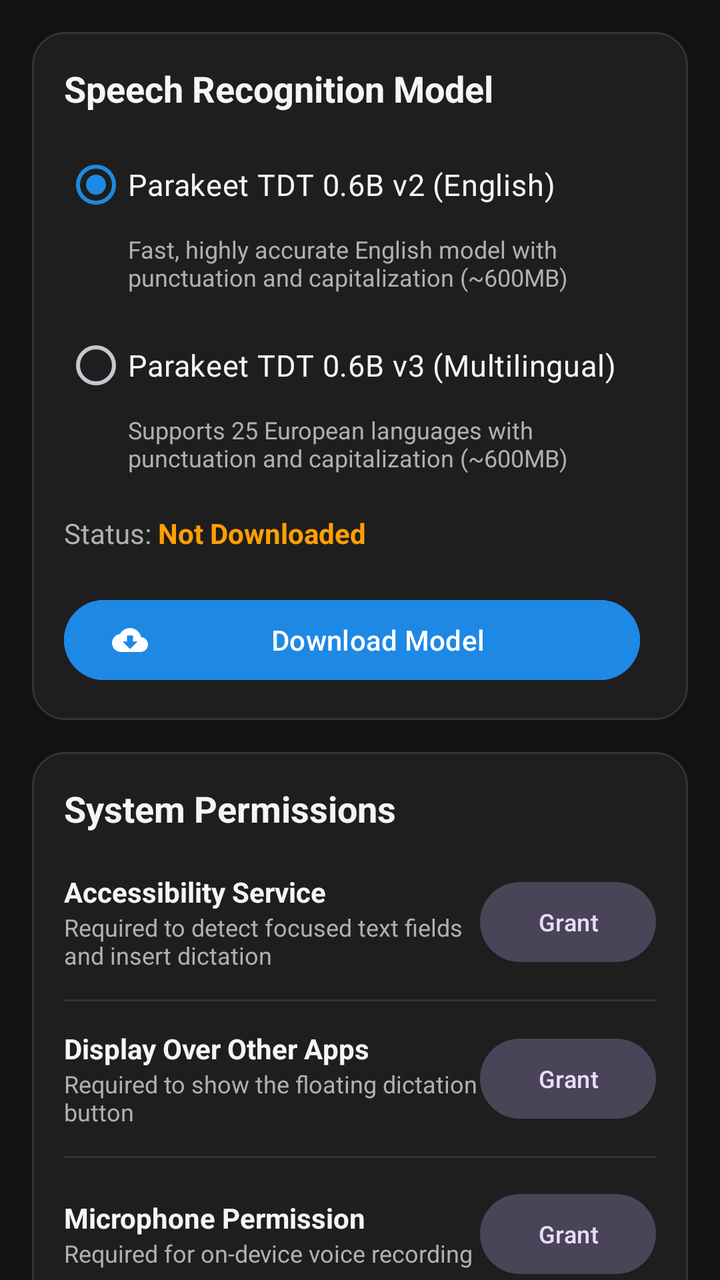
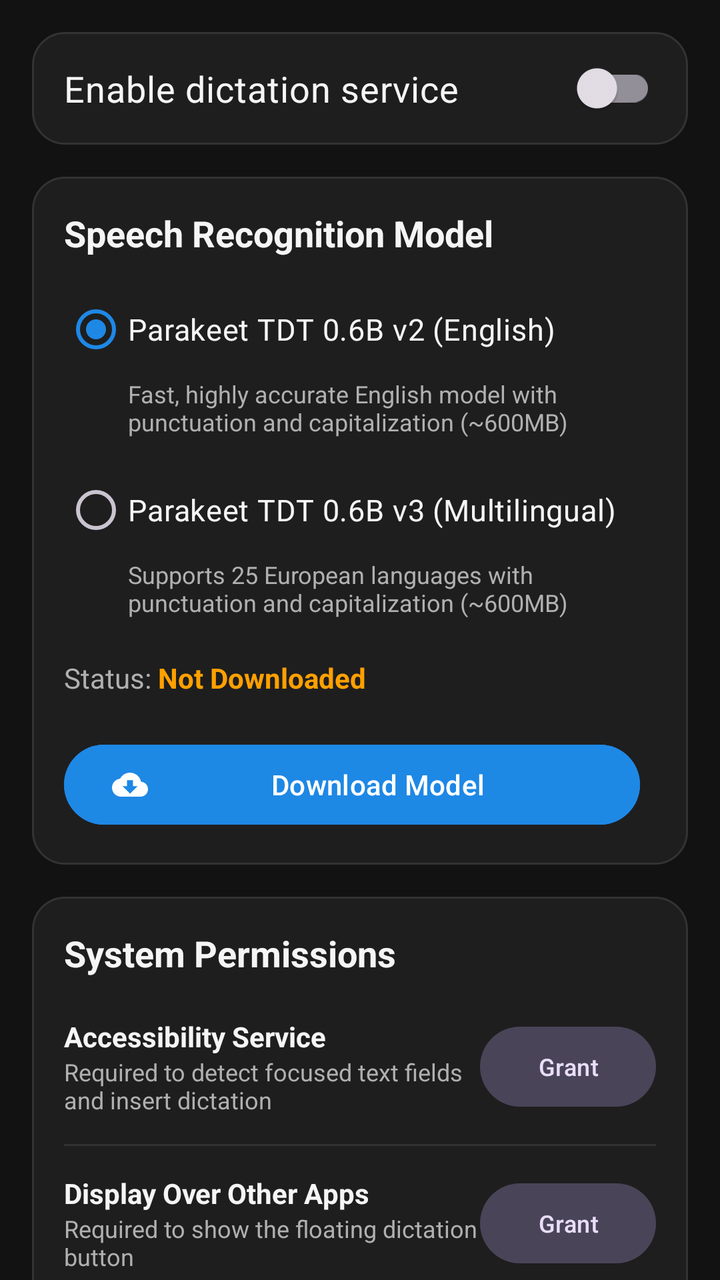

The first picture is an Android layout as it rendered before a commit; the second is the same layout after the commit. The layout source and the unified diff follow.
<!-- AndroidManifest.xml: application theme Theme.VoiceDictation -->
<!-- res/layout/tab_settings.xml -->
<?xml version="1.0" encoding="utf-8"?>
<androidx.core.widget.NestedScrollView xmlns:android="http://schemas.android.com/apk/res/android"
    xmlns:app="http://schemas.android.com/apk/res-auto"
    android:layout_width="match_parent"
    android:layout_height="match_parent"
    android:fillViewport="true"
    android:background="@color/background_dark">

    <LinearLayout
        android:layout_width="match_parent"
        android:layout_height="wrap_content"
        android:orientation="vertical"
        android:padding="16dp">

        
        <LinearLayout
            android:layout_width="match_parent"
            android:layout_height="wrap_content"
            android:orientation="vertical"
            android:background="@drawable/bg_card"
            android:padding="16dp"
            android:layout_marginBottom="16dp">

            <TextView
                android:layout_width="wrap_content"
                android:layout_height="wrap_content"
                android:text="@string/model_section_title"
                android:textColor="@color/text_primary"
                android:textSize="18sp"
                android:textStyle="bold"
                android:layout_marginBottom="12dp" />

            <RadioGroup
                android:id="@+id/rgModelSelection"
                android:layout_width="match_parent"
                android:layout_height="wrap_content">

                <RadioButton
                    android:id="@+id/rbModelV2"
                    android:layout_width="match_parent"
                    android:layout_height="wrap_content"
                    android:text="@string/model_parakeet_v2"
                    android:textColor="@color/text_primary"
                    android:textSize="15sp"
                    android:checked="true" />

                <TextView
                    android:layout_width="match_parent"
                    android:layout_height="wrap_content"
                    android:text="@string/model_parakeet_v2_desc"
                    android:textColor="@color/text_secondary"
                    android:textSize="12sp"
                    android:layout_marginStart="32dp"
                    android:layout_marginBottom="12dp" />

                <RadioButton
                    android:id="@+id/rbModelV3"
                    android:layout_width="match_parent"
                    android:layout_height="wrap_content"
                    android:text="@string/model_parakeet_v3"
                    android:textColor="@color/text_primary"
                    android:textSize="15sp" />

                <TextView
                    android:layout_width="match_parent"
                    android:layout_height="wrap_content"
                    android:text="@string/model_parakeet_v3_desc"
                    android:textColor="@color/text_secondary"
                    android:textSize="12sp"
                    android:layout_marginStart="32dp"
                    android:layout_marginBottom="12dp" />
            </RadioGroup>

            
            <LinearLayout
                android:layout_width="match_parent"
                android:layout_height="wrap_content"
                android:orientation="horizontal"
                android:gravity="center_vertical"
                android:layout_marginTop="8dp"
                android:layout_marginBottom="8dp">

                <TextView
                    android:layout_width="wrap_content"
                    android:layout_height="wrap_content"
                    android:text="Status: "
                    android:textColor="@color/text_secondary"
                    android:textSize="14sp" />

                <TextView
                    android:id="@+id/tvModelStatus"
                    android:layout_width="wrap_content"
                    android:layout_height="wrap_content"
                    android:text="@string/status_not_downloaded"
                    android:textColor="@color/warning"
                    android:textSize="14sp"
                    android:textStyle="bold" />
            </LinearLayout>

            
            <LinearLayout
                android:id="@+id/layoutDownloadProgress"
                android:layout_width="match_parent"
                android:layout_height="wrap_content"
                android:orientation="vertical"
                android:visibility="gone"
                android:layout_marginTop="8dp"
                android:layout_marginBottom="8dp">

                <com.google.android.material.progressindicator.LinearProgressIndicator
                    android:id="@+id/progressBarModel"
                    android:layout_width="match_parent"
                    android:layout_height="wrap_content"
                    android:indeterminate="false"
                    app:indicatorColor="@color/accent"
                    app:trackColor="@color/surface_variant_dark" />

                <TextView
                    android:id="@+id/tvProgressPercent"
                    android:layout_width="match_parent"
                    android:layout_height="wrap_content"
                    android:text="0%"
                    android:textColor="@color/text_secondary"
                    android:textSize="12sp"
                    android:gravity="end"
                    android:layout_marginTop="4dp" />
            </LinearLayout>

            
            <LinearLayout
                android:layout_width="match_parent"
                android:layout_height="wrap_content"
                android:orientation="horizontal"
                android:layout_marginTop="12dp">

                <com.google.android.material.button.MaterialButton
                    android:id="@+id/btnDownloadModel"
                    android:layout_width="0dp"
                    android:layout_height="wrap_content"
                    android:layout_weight="1"
                    android:text="@string/btn_download"
                    android:backgroundTint="@color/primary"
                    app:icon="@drawable/ic_download"
                    android:layout_marginEnd="8dp" />

                <com.google.android.material.button.MaterialButton
                    android:id="@+id/btnDeleteModel"
                    style="@style/Widget.Material3.Button.OutlinedButton"
                    android:layout_width="wrap_content"
                    android:layout_height="wrap_content"
                    android:text="@string/btn_delete"
                    android:textColor="@color/recording_red"
                    app:strokeColor="@color/recording_red"
                    app:icon="@drawable/ic_delete"
                    app:iconTint="@color/recording_red"
                    android:visibility="gone" />
            </LinearLayout>

        </LinearLayout>

        
        <LinearLayout
            android:layout_width="match_parent"
            android:layout_height="wrap_content"
            android:orientation="vertical"
            android:background="@drawable/bg_card"
            android:padding="16dp"
            android:layout_marginBottom="16dp">

            <TextView
                android:layout_width="wrap_content"
                android:layout_height="wrap_content"
                android:text="@string/permissions_title"
                android:textColor="@color/text_primary"
                android:textSize="18sp"
                android:textStyle="bold"
                android:layout_marginBottom="12dp" />

            
            <LinearLayout
                android:layout_width="match_parent"
                android:layout_height="wrap_content"
                android:orientation="horizontal"
                android:gravity="center_vertical"
                android:paddingVertical="8dp">

                <LinearLayout
                    android:layout_width="0dp"
                    android:layout_height="wrap_content"
                    android:layout_weight="1"
                    android:orientation="vertical">

                    <TextView
                        android:layout_width="wrap_content"
                        android:layout_height="wrap_content"
                        android:text="@string/perm_accessibility"
                        android:textColor="@color/text_primary"
                        android:textSize="14sp"
                        android:textStyle="bold" />

                    <TextView
                        android:layout_width="wrap_content"
                        android:layout_height="wrap_content"
                        android:text="@string/perm_accessibility_desc"
                        android:textColor="@color/text_secondary"
                        android:textSize="12sp" />
                </LinearLayout>

                <com.google.android.material.button.MaterialButton
                    android:id="@+id/btnGrantAccessibility"
                    style="@style/Widget.Material3.Button.TonalButton"
                    android:layout_width="wrap_content"
                    android:layout_height="wrap_content"
                    android:text="@string/btn_grant"
                    android:textSize="12sp" />
            </LinearLayout>

            <View
                android:layout_width="match_parent"
                android:layout_height="1dp"
                android:background="@color/divider"
                android:layout_marginVertical="6dp" />

            
            <LinearLayout
                android:layout_width="match_parent"
                android:layout_height="wrap_content"
                android:orientation="horizontal"
                android:gravity="center_vertical"
                android:paddingVertical="8dp">

                <LinearLayout
                    android:layout_width="0dp"
                    android:layout_height="wrap_content"
                    android:layout_weight="1"
                    android:orientation="vertical">

                    <TextView
                        android:layout_width="wrap_content"
                        android:layout_height="wrap_content"
                        android:text="@string/perm_overlay"
                        android:textColor="@color/text_primary"
                        android:textSize="14sp"
                        android:textStyle="bold" />

                    <TextView
                        android:layout_width="wrap_content"
                        android:layout_height="wrap_content"
                        android:text="@string/perm_overlay_desc"
                        android:textColor="@color/text_secondary"
                        android:textSize="12sp" />
                </LinearLayout>

                <com.google.android.material.button.MaterialButton
                    android:id="@+id/btnGrantOverlay"
                    style="@style/Widget.Material3.Button.TonalButton"
                    android:layout_width="wrap_content"
                    android:layout_height="wrap_content"
                    android:text="@string/btn_grant"
                    android:textSize="12sp" />
            </LinearLayout>

            <View
                android:layout_width="match_parent"
                android:layout_height="1dp"
                android:background="@color/divider"
                android:layout_marginVertical="6dp" />

            
            <LinearLayout
                android:layout_width="match_parent"
                android:layout_height="wrap_content"
                android:orientation="horizontal"
                android:gravity="center_vertical"
                android:paddingVertical="8dp">

                <LinearLayout
                    android:layout_width="0dp"
                    android:layout_height="wrap_content"
                    android:layout_weight="1"
                    android:orientation="vertical">

                    <TextView
                        android:layout_width="wrap_content"
                        android:layout_height="wrap_content"
                        android:text="@string/perm_microphone"
                        android:textColor="@color/text_primary"
                        android:textSize="14sp"
                        android:textStyle="bold" />

                    <TextView
                        android:layout_width="wrap_content"
                        android:layout_height="wrap_content"
                        android:text="@string/perm_microphone_desc"
                        android:textColor="@color/text_secondary"
                        android:textSize="12sp" />
                </LinearLayout>

                <com.google.android.material.button.MaterialButton
                    android:id="@+id/btnGrantRecord"
                    style="@style/Widget.Material3.Button.TonalButton"
                    android:layout_width="wrap_content"
                    android:layout_height="wrap_content"
                    android:text="@string/btn_grant"
                    android:textSize="12sp" />
            </LinearLayout>

        </LinearLayout>

        
        <LinearLayout
            android:layout_width="match_parent"
            android:layout_height="wrap_content"
            android:orientation="vertical"
            android:background="@drawable/bg_card"
            android:padding="16dp"
            android:layout_marginBottom="16dp">

            <TextView
                android:layout_width="wrap_content"
                android:layout_height="wrap_content"
                android:text="@string/preferences_title"
                android:textColor="@color/text_primary"
                android:textSize="18sp"
                android:textStyle="bold"
                android:layout_marginBottom="12dp" />

            
            <LinearLayout
                android:layout_width="match_parent"
                android:layout_height="wrap_content"
                android:orientation="horizontal"
                android:gravity="center_vertical">

                <TextView
                    android:id="@+id/tvHistoryLimitLabel"
                    android:layout_width="0dp"
                    android:layout_height="wrap_content"
                    android:layout_weight="1"
                    android:text="History retention limit: 10 transcriptions"
                    android:textColor="@color/text_primary"
                    android:textSize="14sp" />
            </LinearLayout>

            <com.google.android.material.slider.Slider
                android:id="@+id/sliderHistoryLimit"
                android:layout_width="match_parent"
                android:layout_height="wrap_content"
                android:valueFrom="5"
                android:valueTo="50"
                android:stepSize="5"
                android:value="10"
                app:thumbColor="@color/accent"
                app:trackColorActive="@color/accent"
                app:trackColorInactive="@color/surface_variant_dark" />

            
            <TextView
                android:id="@+id/tvOverlayOpacityLabel"
                android:layout_width="match_parent"
                android:layout_height="wrap_content"
                android:text="Overlay opacity: 80%"
                android:textColor="@color/text_primary"
                android:textSize="14sp"
                android:layout_marginTop="8dp" />

            <com.google.android.material.slider.Slider
                android:id="@+id/sliderOverlayOpacity"
                android:layout_width="match_parent"
                android:layout_height="wrap_content"
                android:valueFrom="40"
                android:valueTo="100"
                android:stepSize="5"
                android:value="80"
                app:thumbColor="@color/accent"
                app:trackColorActive="@color/accent"
                app:trackColorInactive="@color/surface_variant_dark" />

            
            <TextView
                android:id="@+id/tvHotwordsScoreLabel"
                android:layout_width="match_parent"
                android:layout_height="wrap_content"
                android:text="Context biasing score: 2.0"
                android:textColor="@color/text_primary"
                android:textSize="14sp"
                android:layout_marginTop="8dp" />

            <com.google.android.material.slider.Slider
                android:id="@+id/sliderHotwordsScore"
                android:layout_width="match_parent"
                android:layout_height="wrap_content"
                android:valueFrom="1.0"
                android:valueTo="5.0"
                android:stepSize="0.5"
                android:value="2.0"
                app:thumbColor="@color/accent"
                app:trackColorActive="@color/accent"
                app:trackColorInactive="@color/surface_variant_dark" />

        </LinearLayout>

        
        <LinearLayout
            android:layout_width="match_parent"
            android:layout_height="wrap_content"
            android:orientation="vertical"
            android:background="@drawable/bg_card"
            android:padding="16dp"
            android:layout_marginBottom="24dp">

            <TextView
                android:layout_width="wrap_content"
                android:layout_height="wrap_content"
                android:text="Application Updates"
                android:textColor="@color/text_primary"
                android:textSize="18sp"
                android:textStyle="bold"
                android:layout_marginBottom="8dp" />

            <TextView
                android:id="@+id/tvAppVersion"
                android:layout_width="match_parent"
                android:layout_height="wrap_content"
                android:text="Installed Version: v1.0.0 (Build 1)"
                android:textColor="@color/text_secondary"
                android:textSize="14sp"
                android:layout_marginBottom="12dp" />

            <com.google.android.material.button.MaterialButton
                android:id="@+id/btnCheckUpdates"
                style="@style/Widget.Material3.Button.TonalButton"
                android:layout_width="match_parent"
                android:layout_height="wrap_content"
                android:text="@string/btn_check_updates"
                app:icon="@drawable/ic_refresh" />
        </LinearLayout>

    </LinearLayout>

</androidx.core.widget.NestedScrollView>
<!-- resources referenced by this layout -->
<resources>
  <color name="accent">#00B0FF</color>
  <color name="background_dark">#121212</color>
  <color name="divider">#333333</color>
  <color name="primary">#1E88E5</color>
  <color name="recording_red">#FF3B30</color>
  <color name="surface_variant_dark">#2C2C2C</color>
  <color name="text_primary">#F5F5F5</color>
  <color name="text_secondary">#B0B0B0</color>
  <color name="warning">#FFA000</color>
  <!-- drawable bg_card (drawable) -->
  <?xml version="1.0" encoding="utf-8"?>
  <shape xmlns:android="http://schemas.android.com/apk/res/android"
      android:shape="rectangle">
      <solid android:color="@color/surface_dark" />
      <corners android:radius="16dp" />
      <stroke
          android:width="1dp"
          android:color="@color/divider" />
  </shape>
  <!-- drawable ic_delete (drawable) -->
  <vector xmlns:android="http://schemas.android.com/apk/res/android"
      android:width="24dp"
      android:height="24dp"
      android:viewportWidth="24"
      android:viewportHeight="24">
      <path
          android:fillColor="#FFFFFFFF"
          android:pathData="M6,19c0,1.1 0.9,2 2,2h8c1.1,0 2,-0.9 2,-2V7H6v12zM19,4h-3.5l-1,-1h-5l-1,1H5v2h14V4z"/>
  </vector>
  <!-- drawable ic_download (drawable) -->
  <vector xmlns:android="http://schemas.android.com/apk/res/android"
      android:width="24dp"
      android:height="24dp"
      android:viewportWidth="24"
      android:viewportHeight="24">
      <path
          android:fillColor="#FFFFFFFF"
          android:pathData="M19.35,10.04C18.67,6.59 15.64,4 12,4 9.11,4 6.6,5.64 5.35,8.04 2.34,8.36 0,10.91 0,14c0,3.31 2.69,6 6,6h13c2.76,0 5,-2.24 5,-5 0,-2.64 -2.05,-4.78 -4.65,-4.96zM17,13l-5,5 -5,-5h3V9h4v4h3z"/>
  </vector>
  <!-- drawable ic_refresh (drawable) -->
  <vector xmlns:android="http://schemas.android.com/apk/res/android"
      android:width="24dp"
      android:height="24dp"
      android:viewportWidth="24"
      android:viewportHeight="24">
      <path
          android:fillColor="#FFFFFFFF"
          android:pathData="M17.65,6.35C16.2,4.9 14.21,4 12,4c-4.42,0 -7.99,3.58 -7.99,8s3.57,8 7.99,8c3.73,0 6.84,-2.55 7.73,-6h-2.08c-0.82,2.33 -3.04,4 -5.65,4 -3.31,0 -6,-2.69 -6,-6s2.69,-6 6,-6c1.66,0 3.14,0.69 4.22,1.78L13,11h7V4l-2.35,2.35z"/>
  </vector>
  <string name="btn_check_updates">Check for Updates</string>
  <string name="btn_delete">Delete Model</string>
  <string name="btn_download">Download Model</string>
  <string name="btn_grant">Grant</string>
  <string name="model_parakeet_v2">Parakeet TDT 0.6B v2 (English)</string>
  <string name="model_parakeet_v2_desc">Fast, highly accurate English model with punctuation and capitalization (~600MB)</string>
  <string name="model_parakeet_v3">Parakeet TDT 0.6B v3 (Multilingual)</string>
  <string name="model_parakeet_v3_desc">Supports 25 European languages with punctuation and capitalization (~600MB)</string>
  <string name="model_section_title">Speech Recognition Model</string>
  <string name="perm_accessibility">Accessibility Service</string>
  <string name="perm_accessibility_desc">Required to detect focused text fields and insert dictation</string>
  <string name="perm_microphone">Microphone Permission</string>
  <string name="perm_microphone_desc">Required for on-device voice recording</string>
  <string name="perm_overlay">Display Over Other Apps</string>
  <string name="perm_overlay_desc">Required to show the floating dictation button</string>
  <string name="permissions_title">System Permissions</string>
  <string name="preferences_title">Preferences</string>
  <string name="status_not_downloaded">Not Downloaded</string>
  <color name="surface_dark">#1E1E1E</color>
  <color name="primary_container">#D1E4FF</color>
  <color name="on_primary_container">#001D36</color>
  <!-- unchanged entries left out for length: 1 -->
</resources>

<!-- the commit's change to res/layout/tab_settings.xml (unified diff, before → after) -->
@@ -11,6 +11,18 @@
         android:layout_height="wrap_content"
         android:orientation="vertical"
         android:padding="16dp">
+
+        <com.google.android.material.switchmaterial.SwitchMaterial
+            android:id="@+id/switchServiceEnabled"
+            android:layout_width="match_parent"
+            android:layout_height="wrap_content"
+            android:minHeight="56dp"
+            android:padding="16dp"
+            android:layout_marginBottom="16dp"
+            android:background="@drawable/bg_card"
+            android:text="@string/service_enabled_label"
+            android:textColor="@color/text_primary"
+            android:textSize="18sp" />
 
         
         <LinearLayout
@@ -376,6 +388,36 @@
                 app:trackColorActive="@color/accent"
                 app:trackColorInactive="@color/surface_variant_dark" />
 
+            <TextView
+                android:id="@+id/tvOverlayScaleLabel"
+                android:layout_width="match_parent"
+                android:layout_height="wrap_content"
+                android:text="@string/overlay_scale_title"
+                android:labelFor="@id/sliderOverlayScale"
+                android:textColor="@color/text_primary"
+                android:textSize="14sp"
+                android:layout_marginTop="8dp" />
+
+            <com.google.android.material.slider.Slider
+                android:id="@+id/sliderOverlayScale"
+                android:layout_width="match_parent"
+                android:layout_height="wrap_content"
+                android:valueFrom="50"
+                android:valueTo="150"
+                android:stepSize="5"
+                android:value="100"
+                android:contentDescription="@string/overlay_scale_title"
+                app:thumbColor="@color/accent"
+                app:trackColorActive="@color/accent"
+                app:trackColorInactive="@color/surface_variant_dark" />
+
+            <TextView
+                android:layout_width="match_parent"
+                android:layout_height="wrap_content"
+                android:text="@string/overlay_scale_hint"
+                android:textColor="@color/text_secondary"
+                android:textSize="12sp" />
+
             
             <TextView
                 android:id="@+id/tvHotwordsScoreLabel"
<!-- resource entries referenced after the edit -->
@@ -58,6 +58,8 @@
   <string name="model_parakeet_v3">Parakeet TDT 0.6B v3 (Multilingual)</string>
   <string name="model_parakeet_v3_desc">Supports 25 European languages with punctuation and capitalization (~600MB)</string>
   <string name="model_section_title">Speech Recognition Model</string>
+  <string name="overlay_scale_hint">50–150% of the original size. Changes apply immediately. Drag partly beyond any screen edge; a small part stays reachable.</string>
+  <string name="overlay_scale_title">Floating icon size</string>
   <string name="perm_accessibility">Accessibility Service</string>
   <string name="perm_accessibility_desc">Required to detect focused text fields and insert dictation</string>
   <string name="perm_microphone">Microphone Permission</string>
@@ -66,6 +68,7 @@
   <string name="perm_overlay_desc">Required to show the floating dictation button</string>
   <string name="permissions_title">System Permissions</string>
   <string name="preferences_title">Preferences</string>
+  <string name="service_enabled_label">Enable dictation service</string>
   <string name="status_not_downloaded">Not Downloaded</string>
   <color name="surface_dark">#1E1E1E</color>
   <color name="primary_container">#D1E4FF</color>
